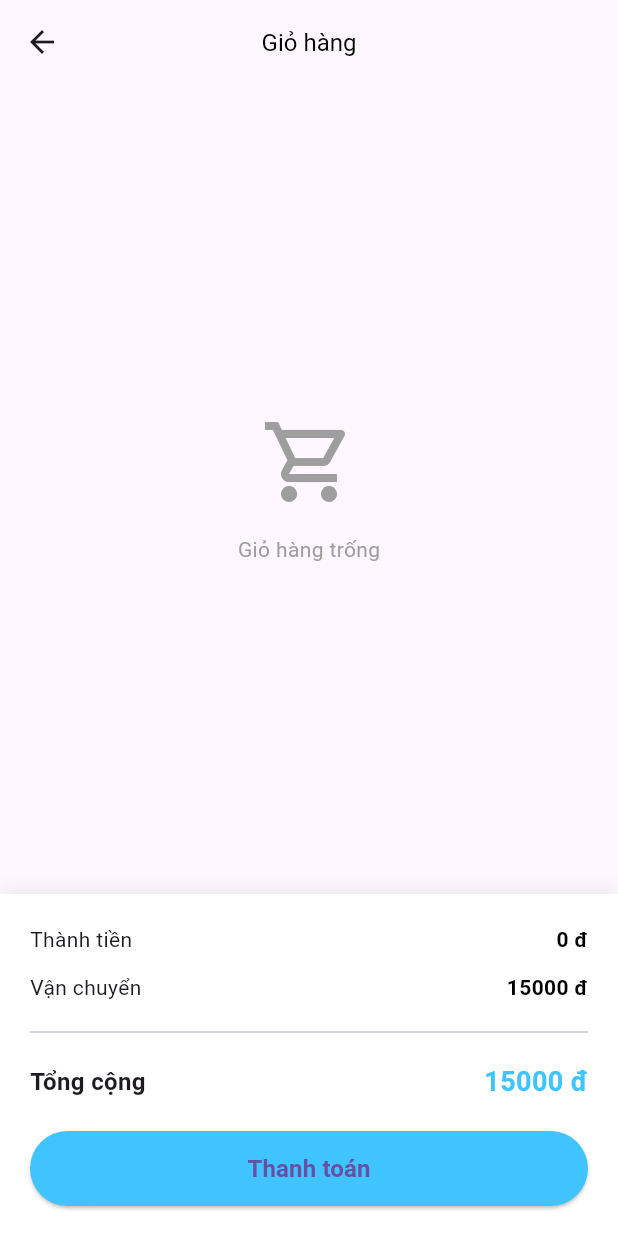
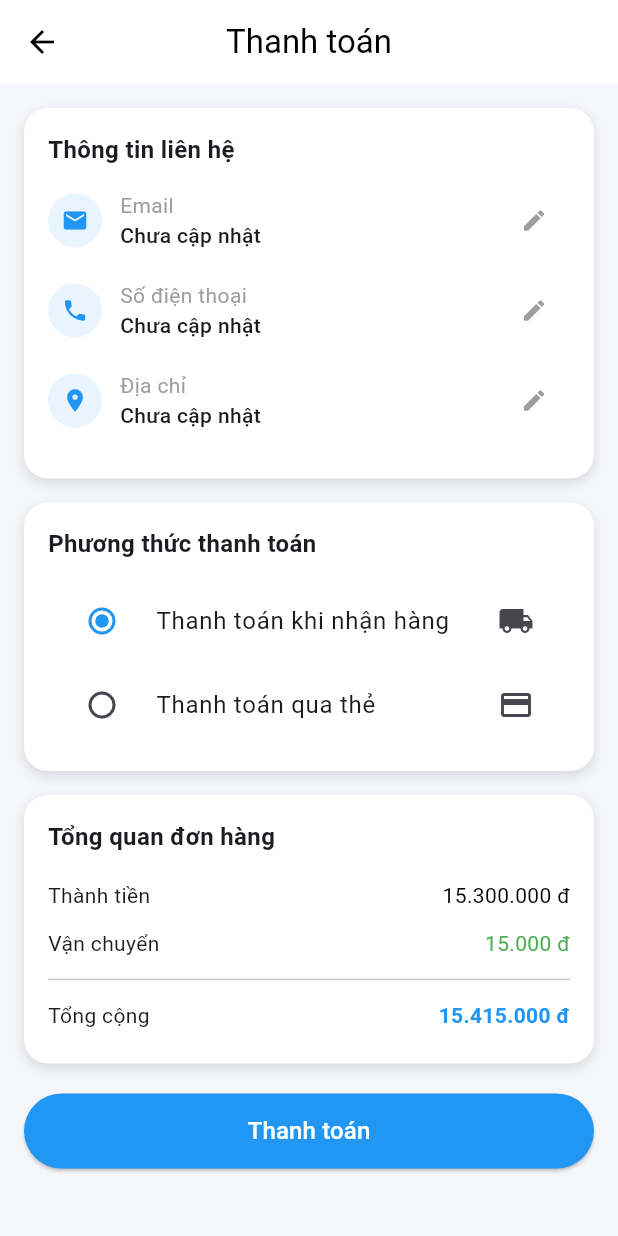
Before and after one commit to mydeptrai2107/flutter-course, a Flutter app: the CartPage screen opened directly, after a tap on "Thanh toán", on a phone screen of 412 x 824 dp. Run offline on Flutter 3.47's test engine with Material 3 defaults, Android fonts, the phone set to English and light mode, and no system bars; our stand-ins replace cloud_firestore, firebase_auth, firebase_core, shared_preferences; accounts and stored records are empty.

Commit message:
feat: chechout

```diff
--- a/lib/common/collection_name.dart
+++ b/lib/common/collection_name.dart
@@ -4,4 +4,6 @@ class CollectionName {
   static const String favorite = "Favorites";
   static const String user = "Users";
   static const String carts = "Carts";
+  static const String checkoutInfo = "CheckoutInfo";
+  static const String checkout = "Checkout";
 }
--- a/lib/main.dart
+++ b/lib/main.dart
@@ -1,7 +1,7 @@
 import 'package:app/bottom_nav_basic.dart';
 import 'package:app/page/login_screens.dart';
 import 'package:app/presentation/cart/providers/cart_provider.dart';
-import 'package:app/presentation/home/providers/home_provider.dart';
+import 'package:app/presentation/checkout/provider/checkout_provider.dart';
 import 'package:app/presentation/home/providers/home_provider.dart';
 import 'package:app/presentation/profile/providers/profile_provider.dart';
 import 'package:app/storage/local_storage.dart';
@@ -23,6 +23,9 @@ void main() async {
         ChangeNotifierProvider(create: (context) => HomeProvider()),
         ChangeNotifierProvider(create: (context) => CartProvider()),
         ChangeNotifierProvider(create: (context) => ProfileProvider()),
+        ChangeNotifierProvider(
+          create: (context) => CheckoutProvider(context.read<CartProvider>()),
+        ),
       ],
       child: const MyApp(),
     ),
@@ -37,6 +40,7 @@ class MyApp extends StatelessWidget {
     final auth = FirebaseAuth.instance.currentUser;
     return MaterialApp(
       debugShowCheckedModeBanner: false,
+      // home: const CheckoutPage(),
       home: auth == null ? const LoginScreens() : const BottomNavBasic(),
     );
     //return MaterialApp(debugShowCheckedModeBanner: false, home: const CartPage());
--- a/lib/presentation/cart/cart_page.dart
+++ b/lib/presentation/cart/cart_page.dart
@@ -3,6 +3,7 @@ import 'package:app/models/cart_model.dart';
 import 'package:app/models/product_model.dart';
 import 'package:app/presentation/cart/providers/cart_provider.dart';
 import 'package:app/presentation/cart/widget/cart_widget_item.dart';
+import 'package:app/presentation/checkout/checkout_page.dart';
 import 'package:cloud_firestore/cloud_firestore.dart';
 import 'package:flutter/material.dart';
 import 'package:provider/provider.dart';
@@ -58,11 +59,13 @@ class _CartPageState extends State<CartPage> {
             child: Column(
               mainAxisAlignment: MainAxisAlignment.center,
               children: [
-                Icon(Icons.shopping_cart_outlined,
-                    size: 64, color: Colors.grey),
+                Icon(
+                  Icons.shopping_cart_outlined,
+                  size: 64,
+                  color: Colors.grey,
+                ),
                 SizedBox(height: 16),
-                Text('Giỏ hàng trống',
-                    style: TextStyle(color: Colors.grey)),
+                Text('Giỏ hàng trống', style: TextStyle(color: Colors.grey)),
               ],
             ),
           );
@@ -117,28 +120,20 @@ class _CartPageState extends State<CartPage> {
       mainAxisAlignment: MainAxisAlignment.spaceBetween,
       children: [
         Container(
-          padding:
-              const EdgeInsets.symmetric(vertical: 3, horizontal: 10),
+          padding: const EdgeInsets.symmetric(vertical: 3, horizontal: 10),
           decoration: BoxDecoration(
             color: Colors.lightBlueAccent.withOpacity(0.1),
             borderRadius: BorderRadius.circular(7),
           ),
           child: Text(
             '$itemCount Sản phẩm',
-            style: const TextStyle(
-              fontSize: 10,
-              color: Colors.lightBlueAccent,
-            ),
+            style: const TextStyle(fontSize: 10, color: Colors.lightBlueAccent),
           ),
         ),
         TextButton.icon(
-          onPressed: () =>
-              context.read<CartProvider>().deleteAllCartItems(),
+          onPressed: () => context.read<CartProvider>().deleteAllCartItems(),
           icon: const Icon(Icons.delete, color: Colors.red),
-          label: const Text(
-            'Xóa tất cả',
-            style: TextStyle(color: Colors.red),
-          ),
+          label: const Text('Xóa tất cả', style: TextStyle(color: Colors.red)),
         ),
       ],
     );
@@ -177,7 +172,14 @@ class _CartPageState extends State<CartPage> {
                 width: double.infinity,
                 height: 50,
                 child: ElevatedButton(
-                  onPressed: () {},
+                  onPressed: () {
+                    Navigator.push(
+                      context,
+                      MaterialPageRoute(
+                        builder: (context) => const CheckoutPage(),
+                      ),
+                    );
+                  },
                   style: ElevatedButton.styleFrom(
                     backgroundColor: Colors.lightBlueAccent,
                     shape: RoundedRectangleBorder(
@@ -186,9 +188,7 @@ class _CartPageState extends State<CartPage> {
                   ),
                   child: const Text(
                     'Thanh toán',
-                    style: TextStyle(
-                        fontSize: 16,
-                        fontWeight: FontWeight.bold),
+                    style: TextStyle(fontSize: 16, fontWeight: FontWeight.bold),
                   ),
                 ),
               ),
@@ -199,8 +199,7 @@ class _CartPageState extends State<CartPage> {
     );
   }
 
-  Widget _buildPriceRow(String label, double amount,
-      {bool isTotal = false}) {
+  Widget _buildPriceRow(String label, double amount, {bool isTotal = false}) {
     return Row(
       mainAxisAlignment: MainAxisAlignment.spaceBetween,
       children: [
@@ -208,18 +207,15 @@ class _CartPageState extends State<CartPage> {
           label,
           style: TextStyle(
             fontSize: isTotal ? 16 : 14,
-            fontWeight:
-                isTotal ? FontWeight.bold : FontWeight.normal,
+            fontWeight: isTotal ? FontWeight.bold : FontWeight.normal,
           ),
         ),
         Text(
           '${amount.toStringAsFixed(0)} đ',
           style: TextStyle(
             fontSize: isTotal ? 18 : 14,
-            fontWeight:
-                isTotal ? FontWeight.bold : FontWeight.w600,
-            color:
-                isTotal ? Colors.lightBlueAccent : Colors.black,
+            fontWeight: isTotal ? FontWeight.bold : FontWeight.w600,
+            color: isTotal ? Colors.lightBlueAccent : Colors.black,
           ),
         ),
       ],
--- /dev/null
+++ b/lib/presentation/checkout/checkout_page.dart
@@ -0,0 +1,294 @@
+import 'package:flutter/material.dart';
+import 'package:provider/provider.dart';
+import 'package:app/presentation/checkout/provider/checkout_provider.dart';
+
+class CheckoutPage extends StatelessWidget {
+  const CheckoutPage({super.key});
+
+  @override
+  Widget build(BuildContext context) {
+    return Scaffold(
+      backgroundColor: const Color(0xFFF5F6FA),
+      appBar: AppBar(
+        backgroundColor: Colors.white,
+        elevation: 0,
+        leading: IconButton(
+          icon: const Icon(Icons.arrow_back, color: Colors.black),
+          onPressed: () => Navigator.pop(context),
+        ),
+        title: const Text('Thanh toán', style: TextStyle(color: Colors.black)),
+        centerTitle: true,
+      ),
+      body: SingleChildScrollView(
+        padding: const EdgeInsets.all(16),
+        child: Column(
+          children: [
+            _buildContactInfo(context),
+            const SizedBox(height: 16),
+            _buildPaymentMethod(context),
+            const SizedBox(height: 16),
+            _buildOrderSummary(),
+            const SizedBox(height: 20),
+            _buildPayButton(),
+          ],
+        ),
+      ),
+    );
+  }
+
+  Widget _buildContactInfo(BuildContext context) {
+    final checkoutProvider = Provider.of<CheckoutProvider>(context);
+    return _card(
+      child: Column(
+        crossAxisAlignment: CrossAxisAlignment.start,
+        children: [
+          const Text(
+            'Thông tin liên hệ',
+            style: TextStyle(fontWeight: FontWeight.bold, fontSize: 16),
+          ),
+          const SizedBox(height: 12),
+          _infoRow(
+            icon: Icons.email,
+            title: 'Email',
+            value: checkoutProvider.name ?? 'Chưa cập nhật',
+            onEdit: () async {
+              final newValue = await _showEditDialog(
+                context,
+                title: 'Chỉnh sửa Email',
+                initialValue: checkoutProvider.name ?? '',
+              );
+              if (newValue != null) {
+                checkoutProvider.saveContactInfo(
+                  newValue,
+                  checkoutProvider.phone ?? '',
+                  checkoutProvider.address ?? '',
+                );
+              }
+            },
+          ),
+          _infoRow(
+            icon: Icons.phone,
+            title: 'Số điện thoại',
+            value: checkoutProvider.phone ?? 'Chưa cập nhật',
+            onEdit: () async {
+              final newValue = await _showEditDialog(
+                context,
+                title: 'Chỉnh sửa Số điện thoại',
+                initialValue: checkoutProvider.phone ?? '',
+              );
+              if (newValue != null) {
+                checkoutProvider.saveContactInfo(
+                  checkoutProvider.name ?? '',
+                  newValue,
+                  checkoutProvider.address ?? '',
+                );
+              }
+            },
+          ),
+          _infoRow(
+            icon: Icons.location_on,
+            title: 'Địa chỉ',
+            value: checkoutProvider.address ?? 'Chưa cập nhật',
+            onEdit: () async {
+              final newValue = await _showEditDialog(
+                context,
+                title: 'Chỉnh sửa Địa chỉ',
+                initialValue: checkoutProvider.address ?? '',
+              );
+              if (newValue != null) {
+                checkoutProvider.saveContactInfo(
+                  checkoutProvider.name ?? '',
+                  checkoutProvider.phone ?? '',
+                  newValue,
+                );
+              }
+            },
+          ),
+        ],
+      ),
+    );
+  }
+
+  Widget _buildPaymentMethod(BuildContext context) {
+    final checkoutProvider = Provider.of<CheckoutProvider>(context);
+    return _card(
+      child: Column(
+        crossAxisAlignment: CrossAxisAlignment.start,
+        children: [
+          const Text(
+            'Phương thức thanh toán',
+            style: TextStyle(fontWeight: FontWeight.bold, fontSize: 16),
+          ),
+          const SizedBox(height: 12),
+          RadioListTile(
+            value: 1,
+            groupValue: checkoutProvider.paymentMethod,
+            onChanged: (value) =>
+                checkoutProvider.updatePaymentMethod(value as int),
+            activeColor: Colors.blue,
+            title: const Text('Thanh toán khi nhận hàng'),
+            secondary: const Icon(Icons.local_shipping),
+          ),
+          RadioListTile(
+            value: 2,
+            groupValue: checkoutProvider.paymentMethod,
+            onChanged: (value) =>
+                checkoutProvider.updatePaymentMethod(value as int),
+            activeColor: Colors.blue,
+            title: const Text('Thanh toán qua thẻ'),
+            secondary: const Icon(Icons.credit_card),
+          ),
+        ],
+      ),
+    );
+  }
+
+  Future<String?> _showEditDialog(
+    BuildContext context, {
+    required String title,
+    required String initialValue,
+  }) {
+    String tempValue = initialValue;
+    return showDialog<String>(
+      context: context,
+      builder: (context) {
+        return AlertDialog(
+          title: Text(title),
+          content: TextField(
+            onChanged: (value) => tempValue = value,
+            controller: TextEditingController(text: initialValue),
+          ),
+          actions: [
+            TextButton(
+              onPressed: () => Navigator.of(context).pop(),
+              child: const Text('Hủy'),
+            ),
+            TextButton(
+              onPressed: () => Navigator.of(context).pop(tempValue),
+              child: const Text('Lưu'),
+            ),
+          ],
+        );
+      },
+    );
+  }
+
+  Widget _buildOrderSummary() {
+    return _card(
+      child: Column(
+        crossAxisAlignment: CrossAxisAlignment.start,
+        children: [
+          const Text(
+            'Tổng quan đơn hàng',
+            style: TextStyle(fontWeight: FontWeight.bold, fontSize: 16),
+          ),
+          const SizedBox(height: 12),
+          _priceRow('Thành tiền', '15.300.000 đ'),
+          _priceRow('Vận chuyển', '15.000 đ', valueColor: Colors.green),
+          const Divider(),
+          _priceRow(
+            'Tổng cộng',
+            '15.415.000 đ',
+            isBold: true,
+            valueColor: Colors.blue,
+          ),
+        ],
+      ),
+    );
+  }
+
+  Widget _buildPayButton() {
+    return SizedBox(
+      width: double.infinity,
+      height: 50,
+      child: ElevatedButton(
+        style: ElevatedButton.styleFrom(
+          backgroundColor: Colors.blue,
+          shape: RoundedRectangleBorder(
+            borderRadius: BorderRadius.circular(25),
+          ),
+        ),
+        onPressed: () {},
+        child: const Text(
+          'Thanh toán',
+          style: TextStyle(fontSize: 16, color: Colors.white),
+        ),
+      ),
+    );
+  }
+
+  Widget _card({required Widget child}) {
+    return Container(
+      padding: const EdgeInsets.all(16),
+      decoration: BoxDecoration(
+        color: Colors.white,
+        borderRadius: BorderRadius.circular(16),
+        boxShadow: const [
+          BoxShadow(color: Colors.black12, blurRadius: 6, offset: Offset(0, 3)),
+        ],
+      ),
+      child: child,
+    );
+  }
+
+  Widget _infoRow({
+    required IconData icon,
+    required String title,
+    required String value,
+    required VoidCallback onEdit,
+  }) {
+    return Padding(
+      padding: const EdgeInsets.only(bottom: 12),
+      child: Row(
+        children: [
+          CircleAvatar(
+            radius: 18,
+            backgroundColor: Colors.blue.withOpacity(0.1),
+            child: Icon(icon, color: Colors.blue, size: 18),
+          ),
+          const SizedBox(width: 12),
+          Expanded(
+            child: Column(
+              crossAxisAlignment: CrossAxisAlignment.start,
+              children: [
+                Text(title, style: const TextStyle(color: Colors.grey)),
+                Text(
+                  value,
+                  style: const TextStyle(fontWeight: FontWeight.w500),
+                ),
+              ],
+            ),
+          ),
+          IconButton(
+            onPressed: onEdit,
+            icon: const Icon(Icons.edit, size: 18, color: Colors.grey),
+          ),
+        ],
+      ),
+    );
+  }
+
+  Widget _priceRow(
+    String label,
+    String value, {
+    bool isBold = false,
+    Color valueColor = Colors.black,
+  }) {
+    return Padding(
+      padding: const EdgeInsets.symmetric(vertical: 6),
+      child: Row(
+        mainAxisAlignment: MainAxisAlignment.spaceBetween,
+        children: [
+          Text(label),
+          Text(
+            value,
+            style: TextStyle(
+              fontWeight: isBold ? FontWeight.bold : FontWeight.normal,
+              color: valueColor,
+            ),
+          ),
+        ],
+      ),
+    );
+  }
+}
--- /dev/null
+++ b/lib/presentation/checkout/provider/checkout_provider.dart
@@ -0,0 +1,86 @@
+import 'package:app/common/collection_name.dart';
+import 'package:app/repository/checkout_repository.dart';
+import 'package:app/presentation/cart/providers/cart_provider.dart';
+import 'package:cloud_firestore/cloud_firestore.dart';
+import 'package:firebase_auth/firebase_auth.dart';
+import 'package:flutter/material.dart';
+
+class CheckoutProvider with ChangeNotifier {
+  final CheckoutRepository _checkoutRepository = CheckoutRepository();
+  final CartProvider _cartProvider;
+
+  CheckoutProvider(this._cartProvider) {
+    _initialize();
+  }
+
+  String? _name;
+  String? _phone;
+  String? _address;
+  int _paymentMethod = 1;
+
+  String? get name => _name;
+  String? get phone => _phone;
+  String? get address => _address;
+  int get paymentMethod => _paymentMethod;
+  @override
+  double get subTotal => _cartProvider.subTotal;
+
+  Future<void> _initialize() async {
+    await loadDefaultContactInfo();
+  }
+
+  Future<void> loadDefaultContactInfo() async {
+    try {
+      final user = FirebaseAuth.instance.currentUser;
+      if (user == null) return;
+
+      final checkoutInfoCollection = FirebaseFirestore.instance
+          .collection(CollectionName.user)
+          .doc(user.uid)
+          .collection(CollectionName.checkoutInfo);
+
+      final defaultInfo = await checkoutInfoCollection
+          .where('isDefault', isEqualTo: true)
+          .limit(1)
+          .get();
+
+      if (defaultInfo.docs.isNotEmpty) {
+        final data = defaultInfo.docs.first.data();
+        _name = data['name'];
+        _phone = data['sdt'];
+        _address = data['address'];
+        notifyListeners();
+      }
+    } catch (e) {
+      print('Error loading default contact info: $e');
+    }
+  }
+
+  Future<void> saveContactInfo(
+    String name,
+    String phone,
+    String address,
+  ) async {
+    try {
+      await _checkoutRepository.addCheckoutInfo(name, phone, address, true);
+      _name = name;
+      _phone = phone;
+      _address = address;
+      notifyListeners();
+    } catch (e) {
+      print('Error saving contact info: $e');
+    }
+  }
+
+  void updatePaymentMethod(int method) {
+    _paymentMethod = method;
+    notifyListeners();
+  }
+
+  void updateContactInfo(String? name, String? phone, String? address) {
+    _name = name;
+    _phone = phone;
+    _address = address;
+    notifyListeners();
+  }
+}
```
Also changed, not shown: lib/models/cart_model.dart (+12 -0 lines), lib/presentation/home/home_page.dart (+6 -2 lines), lib/presentation/home/providers/home_provider.dart (+5 -2 lines), lib/repository/checkout_repository.dart (added, +69 -0 lines), lib/widgets/list_brand_widget.dart (+13 -11 lines).
